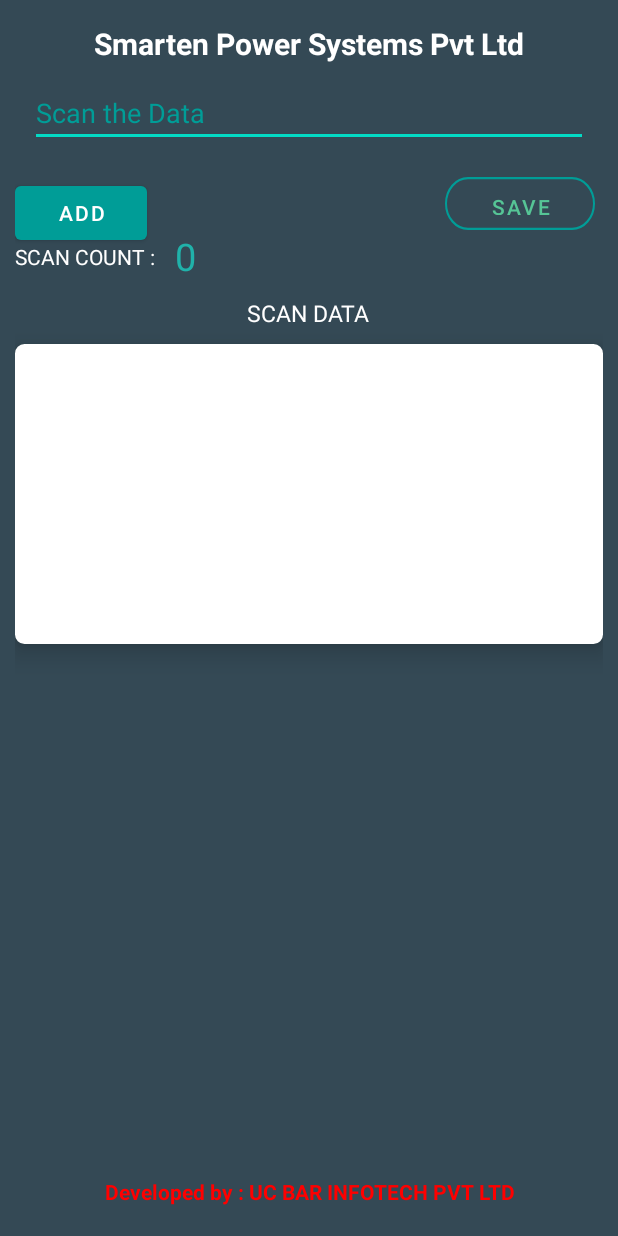
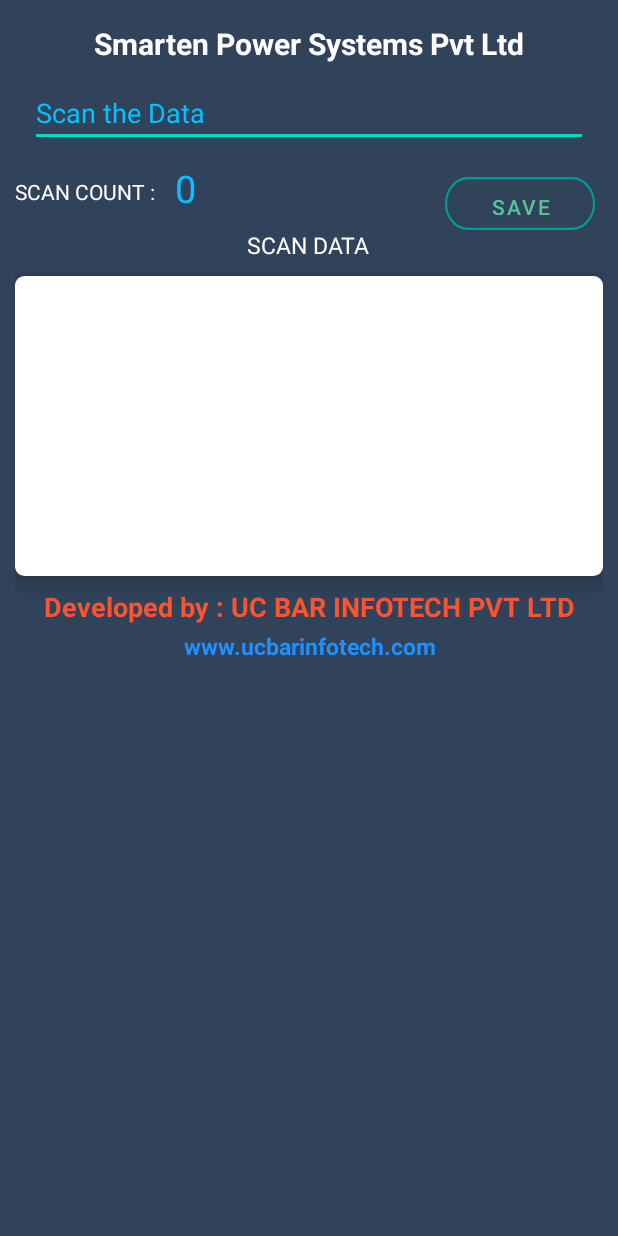
Before and after one commit to ShitaranjanHuidrom596/ScanCloud, an Android app: the screen it shows after launch (MainActivity), on a phone screen of 412 x 824 dp. Run offline under Robolectric (Android 15) with nearby library versions, the phone set to English and light mode, and no system bars.

Commit message:
New Smarten

```diff
--- a/app/src/main/java/com/ucbar/recordkeeping/MainActivity.java
+++ b/app/src/main/java/com/ucbar/recordkeeping/MainActivity.java
@@ -209,7 +209,7 @@ public class MainActivity extends AppCompatActivity {
         Timestamp timestamp = new Timestamp(System.currentTimeMillis());
 
 
-        File file = new File(Environment.getExternalStorageDirectory()+File.separator+ "UCBARr");
+        File file = new File(Environment.getExternalStorageDirectory()+File.separator+ "Smarten");
 
         MediaScannerConnection.scanFile(this, new String[] {file.toString()}, null, null);  //scanning folder
         boolean success = false;
--- a/app/src/main/res/layout/activity_main.xml
+++ b/app/src/main/res/layout/activity_main.xml
@@ -4,7 +4,7 @@
     xmlns:tools="http://schemas.android.com/tools"
     android:layout_width="match_parent"
     android:layout_height="match_parent"
-    android:background="#344955"
+    android:background="#31435B"
     tools:context=".MainActivity">
 
     <RelativeLayout
@@ -32,7 +32,7 @@
             android:layout_marginTop="50dp"
             android:hint="Scan the Data"
             android:maxLines="4"
-            android:textColorHint="#009D97"
+            android:textColorHint="#06C1FF"
             android:textColor="@color/white"
             android:imeOptions="actionDone"
             android:selectAllOnFocus="true" />
@@ -45,7 +45,7 @@
             android:layout_marginTop="10dp"
             android:layout_alignParentStart="true"
             android:text="Add"
-            android:visibility="visible" />
+            android:visibility="gone" />
 
         <Button
             android:id="@+id/save_btn"
@@ -63,22 +63,22 @@
 
         <TextView
             android:id="@+id/scancount_lbl"
-            android:layout_below="@+id/save_btn"
             android:layout_width="wrap_content"
             android:layout_height="wrap_content"
-            android:layout_marginTop="8dp"
+            android:layout_marginTop="10dp"
+            android:layout_below="@+id/input_txt"
             android:textColor="@color/white"
             android:text="SCAN COUNT : " />
 
         <TextView
             android:id="@+id/scancount_txt"
-            android:layout_below="@+id/save_btn"
+            android:layout_below="@+id/input_txt"
             android:layout_toRightOf="@+id/scancount_lbl"
             android:layout_marginStart="10dp"
             android:layout_width="wrap_content"
             android:layout_height="wrap_content"
             android:textSize="25sp"
-            android:textColor="#20B2AA"
+            android:textColor="#06C1FF"
             android:text="0" />
 
 
@@ -122,14 +122,31 @@
 
         <TextView
             android:id="@+id/develope"
+            android:layout_below="@+id/frame"
+            android:layout_marginTop="8dp"
             android:layout_width="match_parent"
             android:layout_height="wrap_content"
-            android:layout_marginBottom="10dp"
-            android:layout_alignParentBottom="true"
             android:gravity="center_horizontal"
             android:text="Developed by : UC BAR INFOTECH PVT LTD"
             android:textStyle="bold"
-            android:textColor="#FF0000" />
+            android:textSize="18dp"
+            android:textColor="#FE5430" />
+
+
+        <TextView
+            android:id="@+id/developsite"
+            android:layout_below="@+id/develope"
+            android:layout_marginTop="3dp"
+            android:layout_width="match_parent"
+            android:layout_height="wrap_content"
+            android:gravity="center_horizontal"
+            android:text="www.ucbarinfotech.com"
+            android:textStyle="bold"
+            android:textSize="15dp"
+            android:textColor="	#1E90FF" />
+
+
+
     </RelativeLayout>
 
 </androidx.constraintlayout.widget.ConstraintLayout>
```
